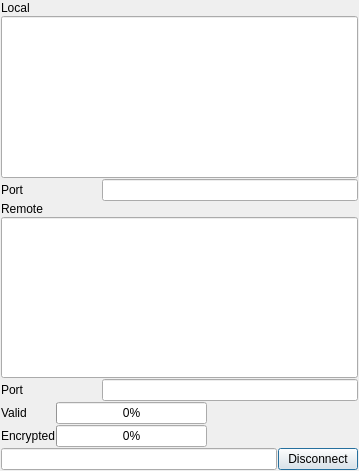
Before: the Qt Designer form ui/socket-display.ui in berndhs/egalite, drawn with Qt 5.
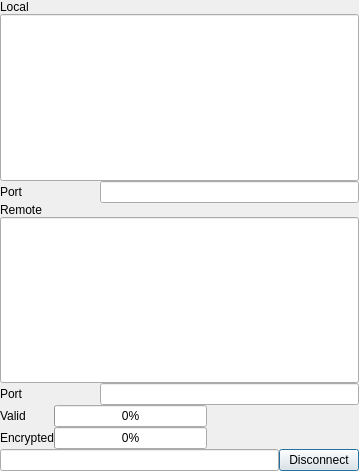
After: the same form once the commit is applied. Icons and pictures are not drawn.

Commit message: even smaller margins - I want content, not margins

Diff of the .ui file:
```diff
--- a/ui/socket-display.ui
+++ b/ui/socket-display.ui
@@ -237,7 +237,7 @@
    </item>
   </layout>
  </widget>
- <layoutdefault spacing="1" margin="1"/>
+ <layoutdefault spacing="0" margin="0"/>
  <resources>
   <include location="../dchat.qrc"/>
  </resources>
```
The commit also changes 18 other files.
